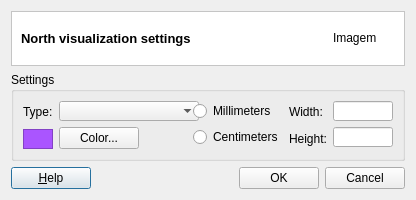
Qt form src/terralib/layout/qt/ui/NorthSettings.ui (claudiobogossian/terraprint) before a commit.
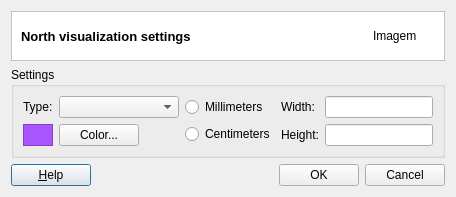
The same form after that commit.

Commit message: Now the NorthSettings dialog has not a size limit anymore, and though it adapts itself to its content Fixes #359

What changed in the file:
```diff
--- a/src/terralib/layout/qt/ui/NorthSettings.ui
+++ b/src/terralib/layout/qt/ui/NorthSettings.ui
@@ -6,8 +6,8 @@
    <rect>
     <x>0</x>
     <y>0</y>
-    <width>416</width>
-    <height>200</height>
+    <width>475</width>
+    <height>195</height>
    </rect>
   </property>
   <property name="sizePolicy">
@@ -16,22 +16,13 @@
     <verstretch>0</verstretch>
    </sizepolicy>
   </property>
-  <property name="minimumSize">
-   <size>
-    <width>416</width>
-    <height>200</height>
-   </size>
-  </property>
-  <property name="maximumSize">
-   <size>
-    <width>416</width>
-    <height>200</height>
-   </size>
-  </property>
   <property name="windowTitle">
    <string>North Settings</string>
   </property>
   <layout class="QGridLayout" name="gridLayout_2">
+   <property name="sizeConstraint">
+    <enum>QLayout::SetFixedSize</enum>
+   </property>
    <item row="0" column="0">
     <layout class="QVBoxLayout" name="verticalLayout_5">
      <item>
@@ -113,18 +104,6 @@
             </item>
             <item>
              <widget class="QFrame" name="colorNorth">
-              <property name="minimumSize">
-               <size>
-                <width>27</width>
-                <height>20</height>
-               </size>
-              </property>
-              <property name="maximumSize">
-               <size>
-                <width>100</width>
-                <height>20</height>
-               </size>
-              </property>
               <property name="palette">
                <palette>
                 <active>
@@ -590,18 +569,6 @@
                 <verstretch>0</verstretch>
                </sizepolicy>
               </property>
-              <property name="minimumSize">
-               <size>
-                <width>140</width>
-                <height>20</height>
-               </size>
-              </property>
-              <property name="maximumSize">
-               <size>
-                <width>16777215</width>
-                <height>16777215</height>
-               </size>
-              </property>
              </widget>
             </item>
             <item>
@@ -685,12 +652,6 @@
                 <height>20</height>
                </size>
               </property>
-              <property name="maximumSize">
-               <size>
-                <width>60</width>
-                <height>20</height>
-               </size>
-              </property>
               <property name="baseSize">
                <size>
                 <width>28</width>
@@ -707,12 +668,6 @@
                 <verstretch>0</verstretch>
                </sizepolicy>
               </property>
-              <property name="maximumSize">
-               <size>
-                <width>60</width>
-                <height>20</height>
-               </size>
-              </property>
              </widget>
             </item>
            </layout>
```
